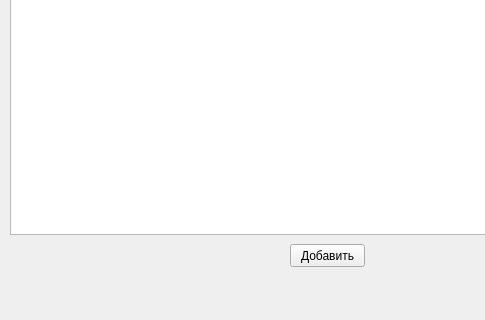
This is main.ui in elizaveta-p/coffee as Qt 5 draws it before an edit; both pictures show x 0 to 485 and y 136 to 456 of the 664 by 456 pixel window. The edited form follows.
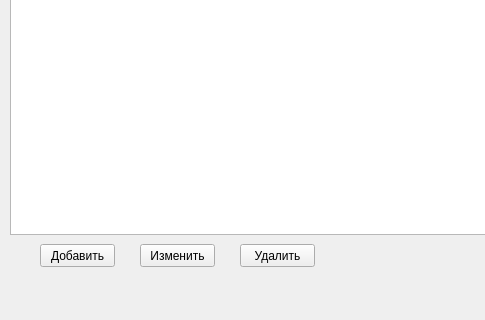
This is the edited form.

Commit message: all done for 2nd problem

The edit to the form file:
```diff
--- a/main.ui
+++ b/main.ui
@@ -27,7 +27,7 @@
    <widget class="QPushButton" name="button">
     <property name="geometry">
      <rect>
-      <x>290</x>
+      <x>40</x>
       <y>380</y>
       <width>75</width>
       <height>23</height>
@@ -37,6 +37,32 @@
      <string>Добавить</string>
     </property>
    </widget>
+   <widget class="QPushButton" name="button2">
+    <property name="geometry">
+     <rect>
+      <x>140</x>
+      <y>380</y>
+      <width>75</width>
+      <height>23</height>
+     </rect>
+    </property>
+    <property name="text">
+     <string>Изменить</string>
+    </property>
+   </widget>
+   <widget class="QPushButton" name="button3">
+    <property name="geometry">
+     <rect>
+      <x>240</x>
+      <y>380</y>
+      <width>75</width>
+      <height>23</height>
+     </rect>
+    </property>
+    <property name="text">
+     <string>Удалить</string>
+    </property>
+   </widget>
   </widget>
   <widget class="QMenuBar" name="menubar">
    <property name="geometry">
```
The commit also changes 2 other files.
